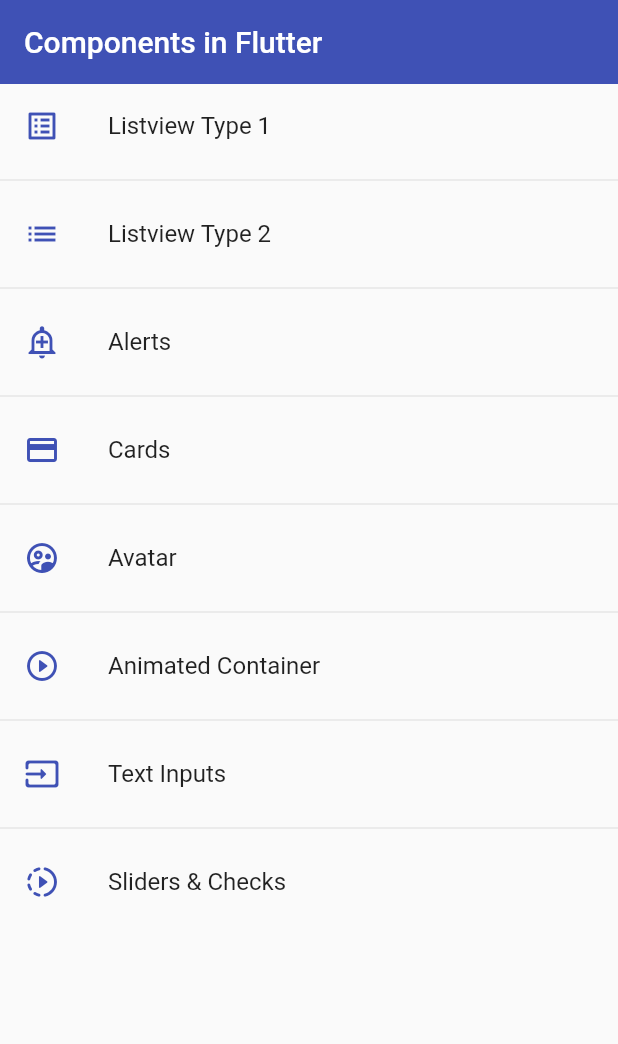
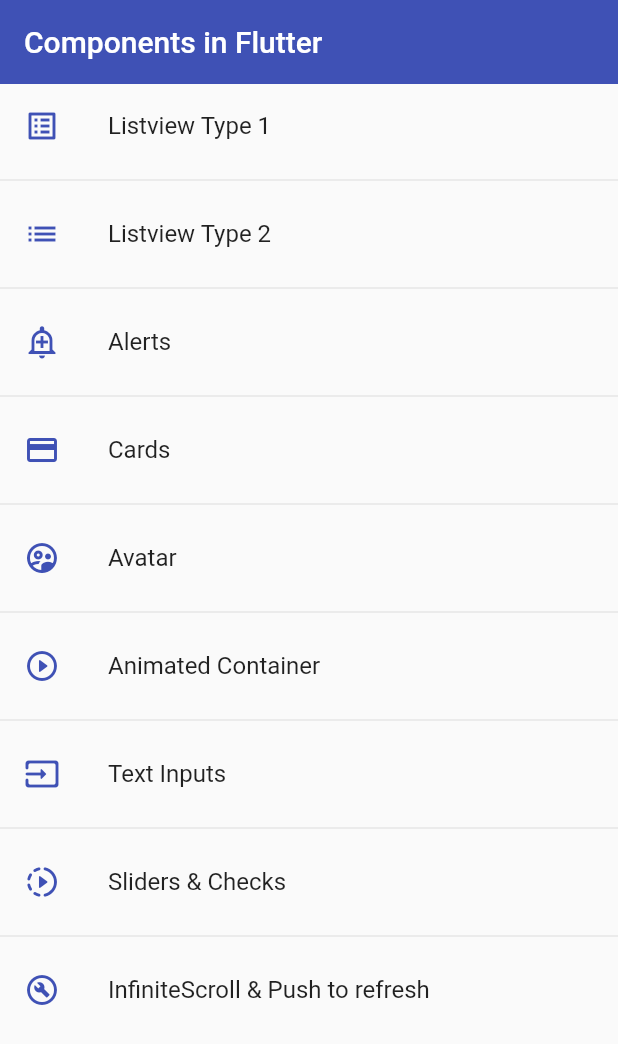
Before and after one commit to luisfdomontoya/flr_component, a Flutter app: the screen it shows after launch, on a phone screen of 412 x 824 dp. Shown: the top 1044 px of the screen. Run offline on Flutter 3.47's test engine with Material 2 defaults, Android fonts, the light colour scheme and no system bars.

Commit message:
ListView.builder

```diff
--- a/lib/router/app_routes.dart
+++ b/lib/router/app_routes.dart
@@ -11,42 +11,56 @@
       route: 'listview1',
       name: 'Listview Type 1',
       screen: const Listview1Screen(),
-        icon: Icons.list_alt),
+      icon: Icons.list_alt,
+    ),
     MenuOption(
       route: 'listview2',
       name: 'Listview Type 2',
       screen: const Listview2Screen(),
-        icon: Icons.list),
+      icon: Icons.list,
+    ),
     MenuOption(
       route: 'alert',
       name: 'Alerts',
       screen: const AlertScreen(),
-        icon: Icons.add_alert_outlined),
+      icon: Icons.add_alert_outlined,
+    ),
     MenuOption(
       route: 'card',
       name: 'Cards',
       screen: const CardScreen(),
-        icon: Icons.credit_card),
+      icon: Icons.credit_card,
+    ),
     MenuOption(
       route: 'avatar',
       name: 'Avatar',
       screen: const AvatarScreen(),
-        icon: Icons.supervised_user_circle_outlined),
+      icon: Icons.supervised_user_circle_outlined,
+    ),
     MenuOption(
       route: 'animated',
       name: 'Animated Container',
       screen: const AnimatedScreen(),
-        icon: Icons.play_circle_outline_rounded),
+      icon: Icons.play_circle_outline_rounded,
+    ),
     MenuOption(
       route: 'inputs',
       name: 'Text Inputs',
       screen: const InputsScreen(),
-        icon: Icons.input_rounded),
+      icon: Icons.input_rounded,
+    ),
     MenuOption(
       route: 'sliders',
       name: 'Sliders & Checks',
       screen: const SliderScreen(),
-        icon: Icons.slow_motion_video_rounded),
+      icon: Icons.slow_motion_video_rounded,
+    ),
+    MenuOption(
+      route: 'listviewbuilder',
+      name: 'InfiniteScroll & Push to refresh',
+      screen: const ListViewBuilderScreen(),
+      icon: Icons.build_circle_outlined,
+    ),
   ];
 
   static Map<String, Widget Function(BuildContext)> getAppRoutes() {
--- a/lib/screens/screens.dart
+++ b/lib/screens/screens.dart
@@ -16,3 +16,4 @@
 export 'package:flr_component/screens/animated_screen.dart';
 export 'package:flr_component/screens/inputs_screen.dart';
 export 'package:flr_component/screens/slider_screen.dart';
+export 'package:flr_component/screens/listview_builder_screen.dart';
```
Also changed, not shown: lib/screens/listview_builder_screen.dart (added, +31 -0 lines). Lines whose indentation alone changed are shown as unchanged.
